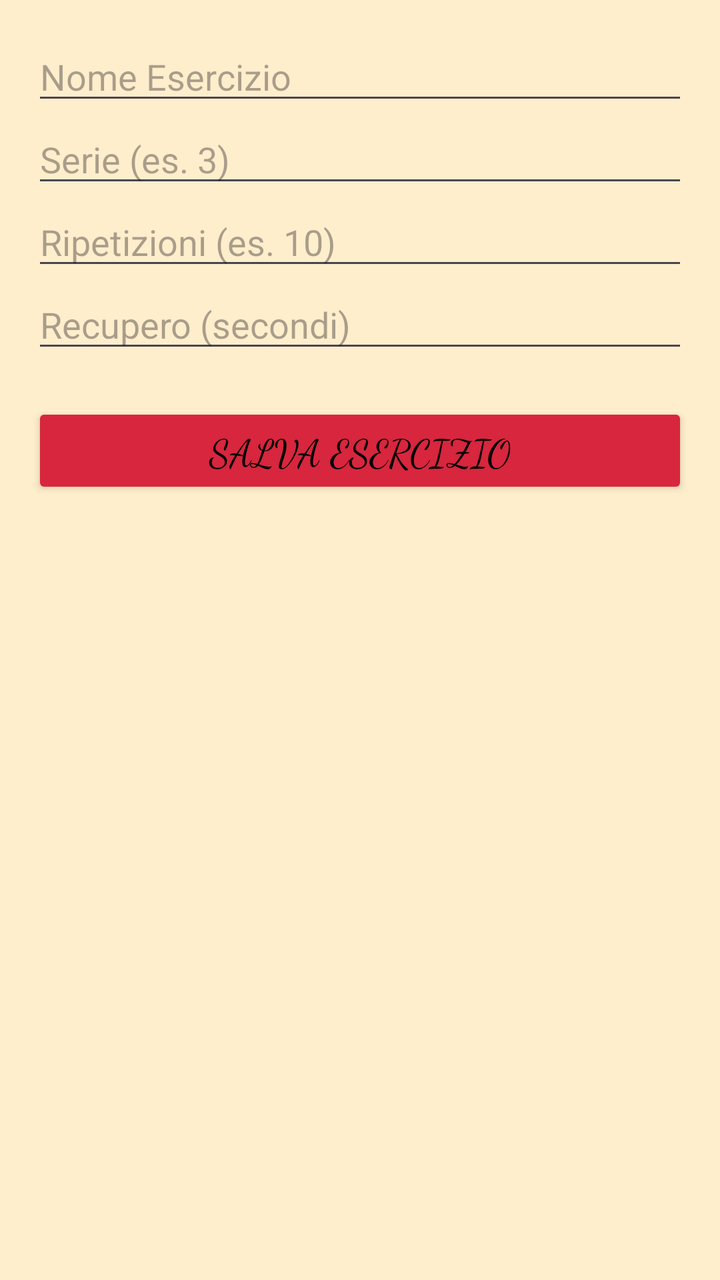
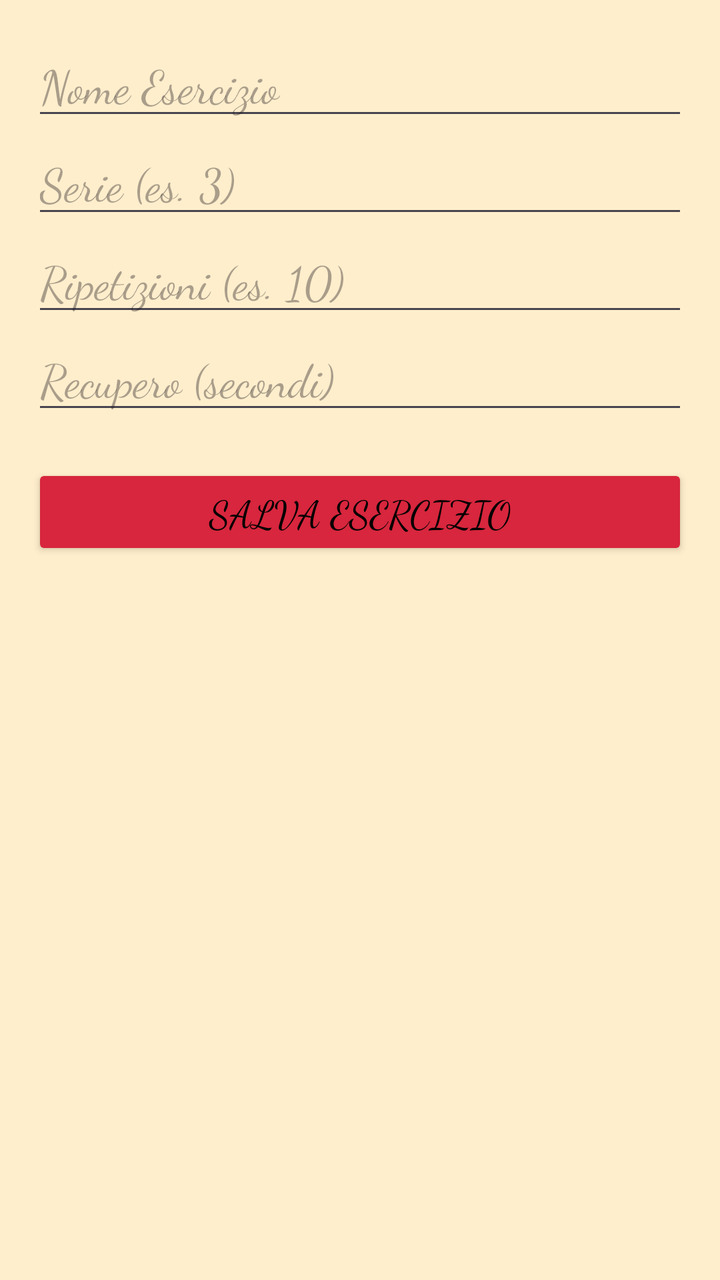

The first picture is an Android layout as it rendered before a commit; the second is the same layout after the commit. The layout source and the unified diff follow.
<!-- AndroidManifest.xml: application theme Theme.WorkoutApp -->
<!-- res/layout/activity_add_exercise.xml -->
<?xml version="1.0" encoding="utf-8"?>
<LinearLayout xmlns:android="http://schemas.android.com/apk/res/android"
    android:layout_width="match_parent"
    android:layout_height="match_parent"
    android:orientation="vertical"
    android:padding="16dp"
    android:background="#FFEC">

    
    <EditText
        android:id="@+id/etName"
        android:layout_width="match_parent"
        android:layout_height="wrap_content"
        android:hint="@string/nome_esercizio" />

    
    <EditText
        android:id="@+id/etSets"
        android:layout_width="match_parent"
        android:layout_height="wrap_content"
        android:hint="@string/serie"
        android:inputType="number" />

    
    <EditText
        android:id="@+id/etReps"
        android:layout_width="match_parent"
        android:layout_height="wrap_content"
        android:hint="@string/ripetizioni"
        android:inputType="number" />

    
    <EditText
        android:id="@+id/etRecovery"
        android:layout_width="match_parent"
        android:layout_height="wrap_content"
        android:hint="@string/recupero"
        android:inputType="number" />

    
    <Button
        android:id="@+id/btnSave"
        android:layout_width="match_parent"
        android:layout_height="wrap_content"
        android:text="@string/salva"
        android:layout_marginTop="20dp"
        android:backgroundTint="#D7263D"
        android:textColor="#000000"
        android:fontFamily="cursive"
        android:textSize="19sp"/>

</LinearLayout>
<!-- resources referenced by this layout -->
<resources>
  <string name="nome_esercizio">Nome Esercizio</string>
  <string name="recupero">Recupero (secondi)</string>
  <string name="ripetizioni">Ripetizioni (es. 10)</string>
  <string name="salva">Salva Esercizio</string>
  <string name="serie">Serie (es. 3)</string>
  <style name="Theme.WorkoutApp" parent="Base.Theme.WorkoutApp" />
  <style name="Base.Theme.WorkoutApp" parent="Theme.Material3.DayNight.NoActionBar">
          
          
      </style>
</resources>

<!-- the commit's change to res/layout/activity_add_exercise.xml (unified diff, before → after) -->
@@ -11,7 +11,9 @@
         android:id="@+id/etName"
         android:layout_width="match_parent"
         android:layout_height="wrap_content"
-        android:hint="@string/nome_esercizio" />
+        android:hint="@string/nome_esercizio"
+        android:fontFamily="cursive"
+        android:textSize="23sp"/>
 
     
     <EditText
@@ -19,7 +21,9 @@
         android:layout_width="match_parent"
         android:layout_height="wrap_content"
         android:hint="@string/serie"
-        android:inputType="number" />
+        android:inputType="number"
+        android:fontFamily="cursive"
+        android:textSize="23sp"/>
 
     
     <EditText
@@ -27,7 +31,9 @@
         android:layout_width="match_parent"
         android:layout_height="wrap_content"
         android:hint="@string/ripetizioni"
-        android:inputType="number" />
+        android:inputType="number"
+        android:fontFamily="cursive"
+        android:textSize="23sp"/>
 
     
     <EditText
@@ -35,7 +41,9 @@
         android:layout_width="match_parent"
         android:layout_height="wrap_content"
         android:hint="@string/recupero"
-        android:inputType="number" />
+        android:inputType="number"
+        android:fontFamily="cursive"
+        android:textSize="23sp"/>
 
     
     <Button
